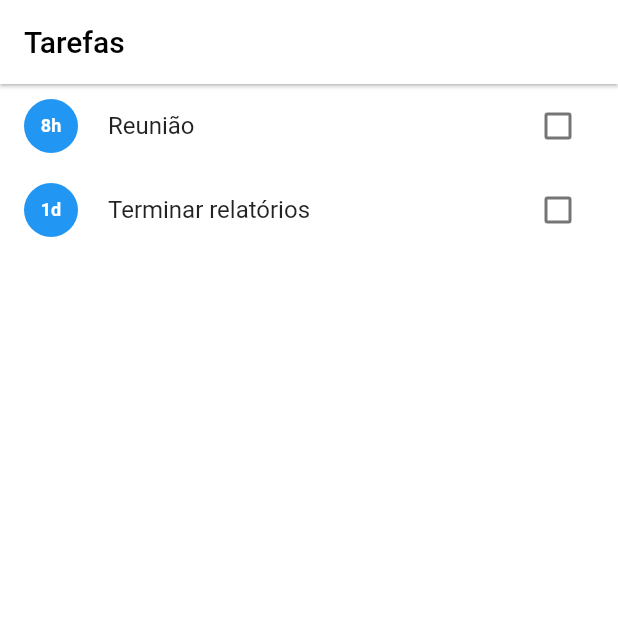
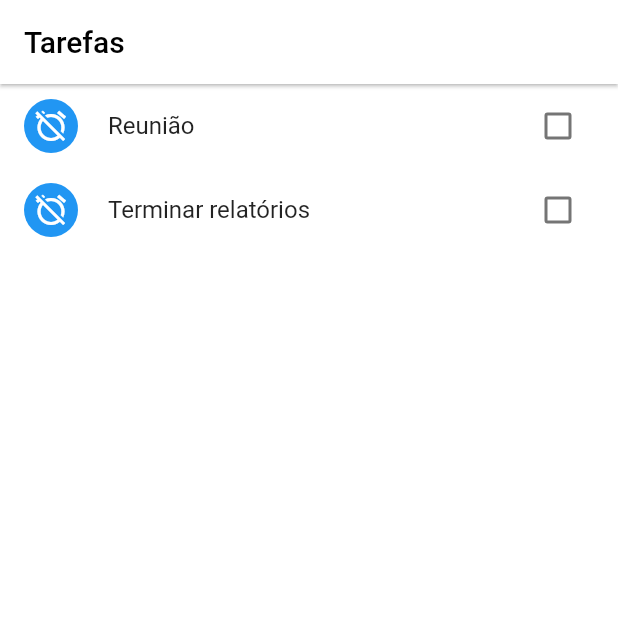
Before and after one commit to jpssantiago/task-app, a Flutter app: the screen it shows after launch, on a phone screen of 412 x 824 dp, the top half of it. Run offline on Flutter 3.47's test engine with Material 2 defaults, Android fonts, the phone set to English and light mode, and no system bars.

Commit message:
Code refactoring.

```diff
--- a/lib/data/test_data.dart
+++ b/lib/data/test_data.dart
@@ -5,12 +5,12 @@ class TestData {
     return [
       Task(
         title: 'Reunião',
-        finalDate: DateTime(2021, 4, 3, 19), // 19:00
+        createdDate: DateTime.now(),
         status: TaskStatus.active,
       ),
       Task(
         title: 'Terminar relatórios',
-        finalDate: DateTime(2021, 4, 4, 15), // 15:00
+        createdDate: DateTime.now(),
         status: TaskStatus.active,
       ),
     ];
--- a/lib/models/task.dart
+++ b/lib/models/task.dart
@@ -1,47 +1,14 @@
-import 'package:flutter/material.dart';
-
 class Task {
   String title;
-  DateTime initialDate;
-  DateTime finalDate;
+  DateTime createdDate;
   TaskStatus status;
 
   Task({
     this.title,
-    this.initialDate,
-    this.finalDate,
+    this.createdDate,
     this.status,
   });
 
-  int _getMinutesLeft(DateTime date) {
-    return finalDate.difference(date).inMinutes;
-  }
-
-  int _getHoursLeft(DateTime date) {
-    return finalDate.difference(date).inHours;
-  }
-
-  int _getDaysLeft(DateTime date) {
-    return finalDate.difference(date).inDays;
-  }
-
-  String getTimeLeft(DateTime date) {
-    int minutes = _getMinutesLeft(date);
-    int hours = _getHoursLeft(date);
-    int days = _getDaysLeft(date);
-
-    if (hours > 24) {
-      return '${days}d';
-    }
-
-    if (minutes > 60) {
-      return '${hours}h';
-    }
-
-    return '${minutes}m';
-  }
-
-  // TODO: Mostrar calendário pra escolher data final da tarefa.
   static Task createTask(String title) {
     return Task(
       title: title,
--- a/lib/pages/home/home_page.dart
+++ b/lib/pages/home/home_page.dart
@@ -20,7 +20,7 @@ class HomePage extends StatelessWidget {
           height: size.height,
           color: Colors.white,
           child: TaskList(
-            tasks: provider.tasks,
+            tasks: provider.getTasks(),
           ),
         ),
         floatingActionButton: buildFloatingActionButton(context),
--- a/lib/pages/home/widgets/task_item.dart
+++ b/lib/pages/home/widgets/task_item.dart
@@ -33,24 +33,6 @@ class TaskItem extends StatelessWidget {
       }
     }
 
-    Widget showTimeLeft() {
-      if (task.finalDate == null) {
-        return Icon(
-          Icons.alarm_off,
-          color: Colors.white,
-        );
-      }
-
-      return Text(
-        task.getTimeLeft(DateTime.now()),
-        style: TextStyle(
-          color: Colors.white,
-          fontSize: 12,
-          fontWeight: FontWeight.bold,
-        ),
-      );
-    }
-
     return ListTile(
       leading: Container(
         width: 36,
@@ -65,7 +47,10 @@ class TaskItem extends StatelessWidget {
                   Icons.check,
                   color: Colors.white,
                 )
-              : showTimeLeft(),
+              : Icon(
+                  Icons.alarm_off,
+                  color: Colors.white,
+                ),
         ),
       ),
       title: Text(
--- a/lib/providers/task_provider.dart
+++ b/lib/providers/task_provider.dart
@@ -4,9 +4,31 @@ import 'package:task_app/data/test_data.dart';
 import 'package:task_app/models/task.dart';
 
 class TaskProvider extends ChangeNotifier {
+  DateTime _selectedDate = DateTime.now();
   List<Task> _tasks = TestData.getTestTasks();
 
-  List<Task> get tasks => _tasks;
+  DateTime get selectedDate => _selectedDate;
+  // List<Task> get tasks => _tasks;
+
+  void changeSelectedDate(DateTime date) {
+    _selectedDate = date;
+
+    notifyListeners();
+  }
+
+  List<Task> getTasks() {
+    List<Task> list = [];
+
+    for (Task task in _tasks) {
+      if (task.createdDate.year == selectedDate.year &&
+          task.createdDate.month == selectedDate.month &&
+          task.createdDate.day == selectedDate.day) {
+        list.add(task);
+      }
+    }
+
+    return list;
+  }
 
   void addTask(Task task) {
     _tasks.add(task);
```
